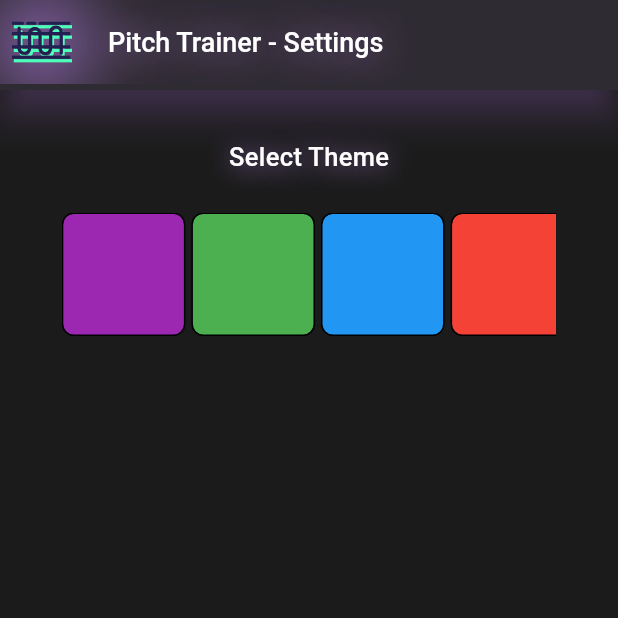
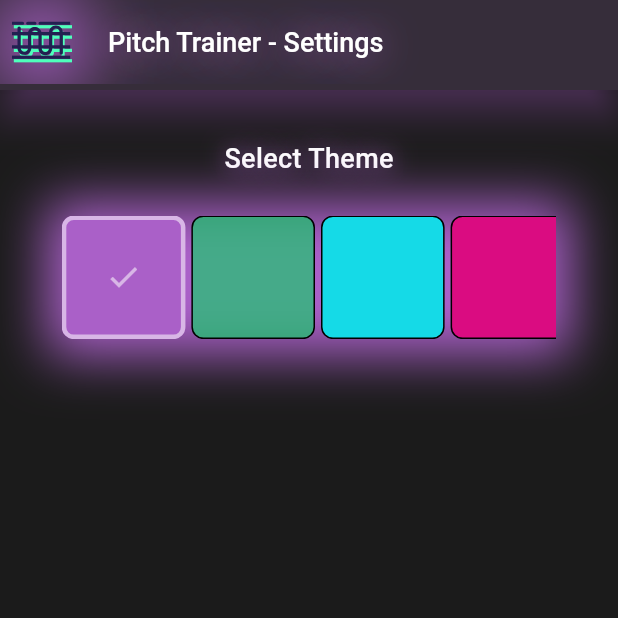
Before and after one commit to mattiolichiara/pitch_trainer, a Flutter app: the screen it shows after launch, after a tap on the "settings" icon, on a phone screen of 412 x 824 dp, the top half of it. Run offline on Flutter 3.47's test engine with Material 3 defaults, Android fonts, the phone set to English and light mode, and no system bars; our stand-ins replace flutter_bloc, flutter_svg, permission_handler, shared_preferences; missing offline and left inert: complex, flutter_audio_waveforms, linear_progress_bar, record.

Commit message:
+Theme Selection

```diff
--- a/lib/app.dart
+++ b/lib/app.dart
@@ -16,12 +16,7 @@ class MyApp extends StatelessWidget {
         builder: (context, theme) {
           return MaterialApp(
             title: 'Pitch Trainer',
-            theme: ThemeData(
-              scaffoldBackgroundColor: const Color(0xFF1B1B1B),
-              focusColor: const Color(0xFF9168B6),
-              colorScheme: ColorScheme.fromSeed(seedColor: const Color(0xFF9168B6)),
-              useMaterial3: true,
-            ),
+            theme: theme,
             home: const SoundSampling(),
           );
         },
--- a/lib/general/utils/theme_cubit.dart
+++ b/lib/general/utils/theme_cubit.dart
@@ -7,82 +7,83 @@ enum AppThemeMode {purple, green, blue, red, pink, yellow, orange}
 class ThemeCubit extends Cubit<ThemeData> {
   ThemeCubit() : super(_themes[AppThemeMode.purple]!);
 
+  static const Color purple = Color(0xFFAA60C8);
+  static const Color blue = Color(0xFF15DAE7);
+  static const Color green = Color(0xB81EC771);
+  static const Color red = Color(0xFFE52020);
+  static const Color pink = Color(0xFFDA0C81);
+  static const Color orange = Color(0xFFFF7F3E);
+  static const Color yellow = Color(0xFFFFF574);
+
   static final Map<AppThemeMode, ThemeData> _themes = {
     AppThemeMode.purple: ThemeData(
       brightness: Brightness.dark,
-      colorScheme: const ColorScheme.dark(
-        primary: Colors.purple,
-        secondary: Colors.blueAccent,
-        surface: Colors.grey,
-        onPrimary: Colors.black,
-        onSecondary: Colors.white,
-        onSurface: Colors.black,
+      colorScheme: ColorScheme.dark(
+        primary: purple,
+        secondary: Color.lerp(purple, Colors.white, 0.35)!,
+        surface: Color(0xFF1B1B1B),
+        onSurfaceVariant: Color.lerp(const Color(0xFF252428), Colors.white, 0.20)!,
+        onSurface: Colors.white,
       ),
     ),
     AppThemeMode.green: ThemeData(
       brightness: Brightness.dark,
-      colorScheme: const ColorScheme.dark(
-        primary: Colors.green,
-        secondary: Colors.deepPurple,
-        surface: Colors.grey,
-        onPrimary: Colors.white,
-        onSecondary: Colors.white,
+      colorScheme: ColorScheme.dark(
+        primary: green,
+        secondary: Color.lerp(green, Colors.white, 0.35)!,
+        surface: Color(0xFF1B1B1B),
+        onSurfaceVariant: Color.lerp(const Color(0xFF252428), Colors.white, 0.20)!,
         onSurface: Colors.white,
       ),
     ),
     AppThemeMode.blue: ThemeData(
       brightness: Brightness.dark,
-      colorScheme: const ColorScheme.dark(
-        primary: Colors.blue,
-        secondary: Colors.blueAccent,
-        surface: Colors.white,
-        onPrimary: Colors.white,
-        onSecondary: Colors.white,
-        onSurface: Colors.black,
+      colorScheme: ColorScheme.dark(
+        primary: blue,
+        secondary: Color.lerp(blue, Colors.white, 0.35)!,
+        surface: Color(0xFF1B1B1B),
+        onSurfaceVariant: Color.lerp(const Color(0xFF252428), Colors.white, 0.20)!,
+        onSurface: Colors.white,
+      ),
+    ),
+    AppThemeMode.pink: ThemeData(
+      brightness: Brightness.dark,
+      colorScheme: ColorScheme.dark(
+        primary: pink,
+        secondary: Color.lerp(pink, Colors.white, 0.35)!,
+        surface: Color(0xFF1B1B1B),
+        onSurfaceVariant: Color.lerp(const Color(0xFF252428), Colors.white, 0.20)!,
+        onSurface: Colors.white,
+      ),
+    ),
+    AppThemeMode.yellow: ThemeData(
+      brightness: Brightness.dark,
+      colorScheme: ColorScheme.dark(
+        primary: yellow,
+        secondary: Color.lerp(yellow, Colors.white, 0.35)!,
+        surface: Color(0xFF1B1B1B),
+        onSurfaceVariant: Color.lerp(const Color(0xFF252428), Colors.white, 0.20)!,
+        onSurface: Colors.white,
       ),
     ),
     AppThemeMode.red: ThemeData(
       brightness: Brightness.dark,
-      colorScheme: const ColorScheme.dark(
-        primary: Colors.red,
-        secondary: Colors.lightGreen,
-        surface: Colors.white,
-        onPrimary: Colors.white,
-        onSecondary: Colors.black,
-        onSurface: Colors.black,
-      ),
-    ),
-    AppThemeMode.pink: ThemeData(
-      brightness: Brightness.dark,
-      colorScheme: const ColorScheme.dark(
-        primary: Colors.pink,
-        secondary: Colors.redAccent,
-        surface: Colors.white,
-        onPrimary: Colors.white,
-        onSecondary: Colors.black,
-        onSurface: Colors.black,
-      ),
-    ),
-    AppThemeMode.yellow: ThemeData(
-      brightness: Brightness.dark,
-      colorScheme: const ColorScheme.dark(
-        primary: Colors.yellow,
-        secondary: Colors.pinkAccent,
-        surface: Colors.white,
-        onPrimary: Colors.white,
-        onSecondary: Colors.black,
-        onSurface: Colors.black,
+      colorScheme: ColorScheme.dark(
+        primary: red,
+        secondary: Color.lerp(red, Colors.white, 0.35)!,
+        surface: Color(0xFF1B1B1B),
+        onSurfaceVariant: Color.lerp(const Color(0xFF252428), Colors.white, 0.20)!,
+        onSurface: Colors.white,
       ),
     ),
     AppThemeMode.orange: ThemeData(
       brightness: Brightness.dark,
-      colorScheme: const ColorScheme.dark(
-        primary: Colors.orange,
-        secondary: Colors.pinkAccent,
-        surface: Colors.white,
-        onPrimary: Colors.white,
-        onSecondary: Colors.black,
-        onSurface: Colors.black,
+      colorScheme: ColorScheme.dark(
+        primary: orange,
+        secondary: Color.lerp(orange, Colors.white, 0.35)!,
+        surface: Color(0xFF1B1B1B),
+        onSurfaceVariant: Color.lerp(const Color(0xFF252428), Colors.white, 0.20)!,
+        onSurface: Colors.white,
       ),
     ),
   };
--- a/lib/general/view/settings.dart
+++ b/lib/general/view/settings.dart
@@ -14,51 +14,54 @@ class Settings extends StatefulWidget {
 class _Settings extends State<Settings> {
 
   //STYLE
-  Widget _themeTitle(size) {
+  Widget _themeTitle(size, td) {
     return SizedBox(
       width: size.width*0.8,
       child: Align(
         alignment: Alignment.center,
         child: Text(
           "Select Theme",
-          style: TextStyle(color: Colors.white, fontWeight: FontWeight.w500, fontSize: 17, shadows: [UiUtils.widgetsShadow(80, 20),],),
+          style: TextStyle(color: td.colorScheme.onSurface, fontWeight: FontWeight.w500, fontSize: 18, shadows: [UiUtils.widgetsShadow(80, 20, td)],),
         ),
       ),
     );
   }
 
-  Widget _wrapTheWrap(Size size, BuildContext context) {
-    final themeCubit = BlocProvider.of<ThemeCubit>(context);
-    final themes = themeCubit.availableThemes;
-
+  Widget _languageTitle(size, td) {
     return SizedBox(
-      width: size.width * 0.8,
-      child: SingleChildScrollView(
-        scrollDirection: Axis.horizontal,
-        child: _themeWrapper(size, themes, themeCubit),
+      width: size.width*0.8,
+      child: Align(
+        alignment: Alignment.center,
+        child: Text(
+          "Language",
+          style: TextStyle(color: td.colorScheme.onSurface, fontWeight: FontWeight.w500, fontSize: 18, shadows: [UiUtils.widgetsShadow(80, 20, td)],),
+        ),
       ),
     );
   }
 
-  Widget _themeWrapper(Size size, Map<AppThemeMode, ThemeData> themes, ThemeCubit themeCubit) {
-    return Wrap(
-      spacing: 4,
-      runSpacing: 4,
-      direction: Axis.horizontal,
-      children: _getThemeColors(size, themes, themeCubit),
+  //WIDGETS
+  Widget _languageSelection() {
+    return DropdownButton(
+      autofocus: true,
+
+      items: [],
+      onChanged: (val) {
+        return null;
+      },
     );
   }
 
-  Widget _themeSection(size) {
+  Widget _themeSection(size, td) {
     return Center(
       child: SizedBox(
         width: size.width*0.9,
         child: Column(
           children: [
             SizedBox(height: size.height*0.04,),
-            _themeTitle(size),
+            _themeTitle(size, td),
             SizedBox(height: size.height*0.03,),
-            _wrapTheWrap(size, context),
+            _wrapTheWrap(size, context, td),
             SizedBox(height: size.height*0.04,),
           ],
         ),
@@ -66,37 +69,72 @@ class _Settings extends State<Settings> {
     );
   }
 
-  //WIDGETS
-  List<Widget> _getThemeColors(Size size, Map<AppThemeMode, ThemeData> themes, ThemeCubit themeCubit) {
-    return themes.entries.map((theme) {
-      final themeData = theme.value;
-      final color = themeData.colorScheme.primary;
-
-      return GestureDetector(
-        onTap: () {
-          themeCubit.changeTheme(theme.key);
-        },
-        child: _themeBoxes(size, color),
-      );
-    }).toList();
+  Widget _themeWrapper(Size size, Map<AppThemeMode, ThemeData> themes, ThemeCubit themeCubit, td) {
+    return Wrap(
+        spacing: 4,
+        runSpacing: 4,
+        direction: Axis.horizontal,
+        children: _getThemeColors(size, themes, themeCubit, td),
+    );
   }
 
-  Widget _themeBoxes(Size size, Color color) {
+  Widget _wrapTheWrap(Size size, BuildContext context, td) {
+    ThemeCubit themeCubit = BlocProvider.of<ThemeCubit>(context);
+    Map<AppThemeMode, ThemeData> themes = themeCubit.availableThemes;
+
+    return Container(
+      decoration: BoxDecoration(
+          boxShadow: [UiUtils.widgetsShadow(10, 30, td)]
+      ),
+      width: size.width * 0.8,
+      child: SingleChildScrollView(
+        scrollDirection: Axis.horizontal,
+        child: _themeWrapper(size, themes, themeCubit, td),
+      ),
+    );
+  }
+
+  //FUNCTIONAL WIDGETS
+  Widget _themeBoxes(Size size, Color color, isSelected, td) {
     return Container(
       width: size.width * 0.2,
       height: size.height * 0.1,
       decoration: BoxDecoration(
         color: color,
         borderRadius: BorderRadius.circular(8),
-        border: Border.all(color: Colors.black, width: 1),
+        border: Border.all(
+          color: isSelected ? Colors.white54 : Colors.black,
+          width: isSelected ? 3 : 1,
+        ),
       ),
+      child: isSelected
+          ? Icon(Icons.check, color: Colors.white54)
+          : null,
     );
+  }
+
+  List<Widget> _getThemeColors(Size size, Map<AppThemeMode, ThemeData> themes, ThemeCubit themeCubit, td) {
+    return themes.entries.map((theme) {
+      ThemeData themeData = theme.value;
+      Color color = themeData.colorScheme.primary;
+      bool isSelected = themeCubit.state == themeData;
+
+      return GestureDetector(
+        onTap: () {
+          setState(() {
+            themeCubit.changeTheme(theme.key);
+          });
+        },
+        child: _themeBoxes(size, color, isSelected, td),
+      );
+    }).toList();
   }
 
   //BUILD
   @override
   Widget build(BuildContext context) {
     Size size = MediaQuery.of(context).size;
+    ThemeData td = Theme.of(context);
 
     return PopScope(
       canPop: true,
@@ -110,7 +148,7 @@ class _Settings extends State<Settings> {
         ),
         body: Column(
           children: [
-            _themeSection(size),
+            _themeSection(size, td),
           ],
         ),
       ),
--- a/lib/general/widgets/home_app_bar.dart
+++ b/lib/general/widgets/home_app_bar.dart
@@ -22,21 +22,21 @@ class HomeAppBar extends StatefulWidget implements PreferredSizeWidget {
 class _HomeAppBar extends State<HomeAppBar> {
 
   //FUNCTIONAL WIDGETS
-  Widget titleText() {
+  Widget titleText(td) {
     return Align(
       alignment: Alignment.centerLeft,
       child: Text(
         widget.title,
-        style: const TextStyle(
+        style: TextStyle(
             fontSize: 18,
-            color: Colors.white,
+            color: td.colorScheme.onSurface,
             fontWeight: FontWeight.w500,
             shadows: [
               BoxShadow(
-                color: Color(0xFF9168B6),
+                color: td.colorScheme.primary,
                 spreadRadius: 1,
                 blurRadius: 30,
-                offset: Offset(0, 1),
+                offset: const Offset(0, 1),
               )
             ]
         ),
@@ -65,12 +65,12 @@ class _HomeAppBar extends State<HomeAppBar> {
     }
   }
 
-  Widget _homeButton() {
+  Widget _homeButton(td) {
     return Container(
-      decoration: const BoxDecoration(
+      decoration: BoxDecoration(
           boxShadow: [
             BoxShadow(
-              color: Color(0xFF9168B6),
+              color: td.colorScheme.primary,
               spreadRadius: 1,
               blurRadius: 40,
               offset: Offset(0, 1),
@@ -84,17 +84,19 @@ class _HomeAppBar extends State<HomeAppBar> {
   //BUILD
   @override
   Widget build(BuildContext context) {
+    ThemeData td = Theme.of(context);
+
     return AppBar(
       automaticallyImplyLeading: false,
       backgroundColor: const Color(0xFF252525),
-      title: titleText(),
-      leading: _homeButton(),
+      title: titleText(td),
+      leading: _homeButton(td),
       actions: [
         widget.action1,
         widget.action2,
         widget.action3,
       ],
-      shadowColor: const Color(0xFF9168B6),
+      shadowColor: td.colorScheme.primary,
       elevation: 10,
     );
   }
--- a/lib/general/widgets/ui_utils.dart
+++ b/lib/general/widgets/ui_utils.dart
@@ -2,21 +2,18 @@ import 'package:flutter/material.dart';
 
 class UiUtils {
 
-  static Widget loadingStyle() {
-    Color purpleLerpy = Color.lerp(
-        const Color(0xFF9168B6), Colors.white, 0.35)!;
-
+  static Widget loadingStyle(td) {
     return Center(
       child: CircularProgressIndicator(
-        color: purpleLerpy,
+        color: td.colorScheme.secondary,
         strokeWidth: 1,
       ),
     );
   }
 
-  static BoxShadow widgetsShadow(double spreadRadius, double blurRadius) {
+  static BoxShadow widgetsShadow(double spreadRadius, double blurRadius, td) {
     return BoxShadow(
-      color: const Color(0xFF9168B6),
+      color: td.colorScheme.primary,
       spreadRadius: spreadRadius,
       blurRadius: blurRadius,
       offset: const Offset(0, 1),
--- a/lib/sampling/view/sound_sampling.dart
+++ b/lib/sampling/view/sound_sampling.dart
@@ -67,16 +67,16 @@ class _SoundSampling extends State<SoundSampling> with WidgetsBindingObserver {
   }
 
   //STYLE
-  Widget _progressBarStyle(size) {
+  Widget _progressBarStyle(size, td) {
     return Center(
       child: Container(
         width: 10,
         height: size.height * 0.0035,
-        decoration: const BoxDecoration(
-            color: Colors.white,
+        decoration: BoxDecoration(
+            color: td.colorScheme.onSurface,
             boxShadow: [
               BoxShadow(
-                color: Colors.white,
+                color: td.colorScheme.onSurface,
                 spreadRadius: 1,
                 blurRadius: 15,
                 offset: Offset(0, 1),
@@ -87,23 +87,22 @@ class _SoundSampling extends State<SoundSampling> with WidgetsBindingObserver {
     );
   }
 
-  Widget _instrumentIcon(size) {
+  Widget _instrumentIcon(size, td) {
     return SvgPicture.asset(
       _selectedInstrument,
       height: size.height * 0.03,
       width: size.width * 0.03,
-      colorFilter: const ColorFilter.mode(Colors.white, BlendMode.srcIn),
+      colorFilter: ColorFilter.mode(td.colorScheme.onSurface, BlendMode.srcIn),
     );
   }
 
-  Widget _enabledRecordingButton(size) {
+  Widget _enabledRecordingButton(size, td) {
     return IconButton(
       icon: SvgPicture.asset(
         "assets/icons/microphone-svgrepo-com.svg",
         height: size.height * 0.04,
         width: size.width * 0.04,
-        colorFilter:
-        const ColorFilter.mode(Colors.white, BlendMode.srcIn),
+        colorFilter: ColorFilter.mode(td.colorScheme.onSurface, BlendMode.srcIn),
       ),
       onPressed: () {
         Recorder.pauseRecording(_recorder, _resetPitchValues);
@@ -111,14 +110,13 @@ class _SoundSampling extends State<SoundSampling> with WidgetsBindingObserver {
     );
   }
 
-  Widget _disabledRecordingButton(size) {
+  Widget _disabledRecordingButton(size, td) {
     return IconButton(
       icon: SvgPicture.asset(
         "assets/icons/microphone-slash-svgrepo-com.svg",
         height: size.height * 0.04,
         width: size.width * 0.04,
-        colorFilter:
-        const ColorFilter.mode(Colors.white, BlendMode.srcIn),
+        colorFilter: ColorFilter.mode(td.colorScheme.onSurface, BlendMode.srcIn),
       ),
       onPressed: () {
         Recorder.resumeRecording(_recorder, _setRecordingState);
@@ -127,10 +125,10 @@ class _SoundSampling extends State<SoundSampling> with WidgetsBindingObserver {
   }
 
   //WIDGETS
-  Widget _mainCard(size) {
+  Widget _mainCard(size, td) {
     return Card.outlined(
-      shadowColor: const Color(0xFF9168B6),
-      color: const Color(0xFF252525),
+      shadowColor: td.colorScheme.primary,
+      color: td.colorScheme.surface,
       child: Center(
         child: SizedBox(
           height: size.height * 0.85,
@@ -139,9 +137,9 @@ class _SoundSampling extends State<SoundSampling> with WidgetsBindingObserver {
             mainAxisAlignment: MainAxisAlignment.center,
             crossAxisAlignment: CrossAxisAlignment.center,
             children: [
-              _noteLabel(size),
-              _frequencyBar(size),
-              _soundWave(size),
+              _noteLabel(size, td),
+              _frequencyBar(size, td),
+              _soundWave(size, td),
             ],
           ),
         ),
@@ -149,53 +147,50 @@ class _SoundSampling extends State<SoundSampling> with WidgetsBindingObserver {
     );
   }
 
-  Widget _instruments(size) {
+  Widget _instruments(size, td) {
     return IconButton(
-      icon: _instrumentIcon(size),
+      icon: _instrumentIcon(size, td),
       onPressed: _onPressedInstruments,
     );
   }
 
-  Widget _settings(size) {
+  Widget _settings(size, td) {
     return IconButton(
-      icon: Icon(Icons.settings_outlined, color: Colors.white, size: size.height*0.03,),
+      icon: Icon(Icons.settings_outlined, color: td.colorScheme.onSurface, size: size.height*0.03,),
       onPressed: _onPressedSettings,
     );
   }
 
-  Widget _accuracyBar(size) {
-    //Color purpleLerpy = Color.lerp(const Color(0xFF9168B6), Colors.white, 0.65)!;
-    Color greyLerpy = Color.lerp(const Color(0xFF252428), Colors.white, 0.20)!;
+  Widget _accuracyBar(size, ThemeData td) {
 
     int currentStep = ((_accuracy + 100) / 200 * 100).round();
 
     return Container(
       decoration: BoxDecoration(
-        color: greyLerpy,
+        color: td.colorScheme.primary,
         borderRadius: BorderRadius.circular(10),
       ),
       child: Stack(
         children: [
-          _progressBar(size, currentStep, greyLerpy),
-          _progressBarStyle(size),
+          _progressBar(size, currentStep, td),
+          _progressBarStyle(size, td),
         ],
       ),
     );
   }
 
-  Widget _soundWave(size) {
-    Color waveColor = const Color(0xFF9168B6);
+  Widget _soundWave(size, td) {
 
     return Container(
       decoration: BoxDecoration(
         boxShadow: [
-          UiUtils.widgetsShadow(1, 45)
+          UiUtils.widgetsShadow(1, 45, td)
         ],
       ),
       child: CurvedPolygonWaveform(
         strokeWidth: 0.6,
         style: PaintingStyle.stroke,
-        activeColor: Color.lerp(waveColor, Colors.white, 0.35)!,
+        activeColor: td.colorScheme.secondary,
         inactiveColor: const Color(0xFF252428),
         samples: _samples,
         height: size.height * 0.035,
@@ -207,32 +202,32 @@ class _SoundSampling extends State<SoundSampling> with WidgetsBindingObserver {
     );
   }
 
-  Widget _noteLabel(size) {
+  Widget _noteLabel(size, td) {
     return Center(
         child: _isPermissionAllowed == true
             ? Text(
           "$_selectedNote$_selectedOctave",
           style: TextStyle(
-            color: Colors.white,
+            color: td.colorScheme.onSurface,
             fontSize: size.width * 0.35,
             shadows: [
-              UiUtils.widgetsShadow(80, 20),
+              UiUtils.widgetsShadow(80, 20, td),
             ],
           ),
         )
             : Text(
           "Allow Microphone Access To Use The App",
           style: TextStyle(
-            color: Colors.white,
+            color: td.colorScheme.onSurface,
             fontSize: size.width * 0.04,
             shadows: [
-              UiUtils.widgetsShadow(80, 20),
+              UiUtils.widgetsShadow(80, 20, td),
             ],
           ),
         ));
   }
 
-  Widget _frequencyBar(size) {
+  Widget _frequencyBar(size, td) {
     return Row(
       mainAxisAlignment: MainAxisAlignment.center,
       crossAxisAlignment: CrossAxisAlignment.center,
@@ -242,10 +237,10 @@ class _SoundSampling extends State<SoundSampling> with WidgetsBindingObserver {
               ? "${_selectedFrequency.toStringAsFixed(2)} HZ"
               : "",
           style: TextStyle(
-            color: Colors.white,
+            color: td.colorScheme.onSurface,
             fontSize: size.width * 0.038,
             shadows: [
-              UiUtils.widgetsShadow(80, 20),
+              UiUtils.widgetsShadow(80, 20, td),
             ],
           ),
         ),
@@ -254,10 +249,10 @@ class _SoundSampling extends State<SoundSampling> with WidgetsBindingObserver {
               ? "            ${_accuracy.toStringAsFixed(2)}"
               : "",
           style: TextStyle(
-            color: Colors.white,
+            color: td.colorScheme.onSurface,
             fontSize: size.width * 0.038,
             shadows: [
-              UiUtils.widgetsShadow(80, 20),
+              UiUtils.widgetsShadow(80, 20, td),
             ],
           ),
         ),
@@ -265,25 +260,25 @@ class _SoundSampling extends State<SoundSampling> with WidgetsBindingObserver {
     );
   }
 
-  Widget _startStopRecording(size) {
+  Widget _startStopRecording(size, td) {
     Widget action;
 
     (_isRecording == true)
-        ? action = _enabledRecordingButton(size)
-        : action = _disabledRecordingButton(size);
+        ? action = _enabledRecordingButton(size, td)
+        : action = _disabledRecordingButton(size, td);
 
     return action;
   }
 
-  Widget _progressBar(size, currentStep, greyLerpy) {
+  Widget _progressBar(size, currentStep, td) {
     return LinearProgressBar(
       maxSteps: 100,
       progressType: LinearProgressBar.progressTypeLinear,
       currentStep: currentStep.clamp(0, 100),
-      progressColor: Colors.white,
-      backgroundColor: greyLerpy,
+      progressColor: td.colorScheme.onSurface,
+      backgroundColor: td.colorScheme.onSurfaceVariant,
       dotsAxis: Axis.horizontal,
-      valueColor: const AlwaysStoppedAnimation<Color>(Colors.white),
+      valueColor: AlwaysStoppedAnimation<Color>(td.colorScheme.onSurface),
       semanticsLabel: "Label",
       semanticsValue: "Value",
       minHeight: size.height * 0.0035,
@@ -386,6 +381,7 @@ class _SoundSampling extends State<SoundSampling> with WidgetsBindingObserver {
   @override
   Widget build(BuildContext context) {
     Size size = MediaQuery.of(context).size;
+    ThemeData td = Theme.of(context);
 
     return PopScope(
       canPop: false,
@@ -394,16 +390,16 @@ class _SoundSampling extends State<SoundSampling> with WidgetsBindingObserver {
         appBar: HomeAppBar(
           title: 'Pitch Trainer',
           isHome: true,
-          action1: _startStopRecording(size),
-          action2: _isLoading ? UiUtils.loadingStyle() : _instruments(size),
-          action3: _settings(size),
+          action1: _startStopRecording(size, td),
+          action2: _isLoading ? UiUtils.loadingStyle(td) : _instruments(size, td),
+          action3: _settings(size, td),
         ),
         body: Column(
           children: [
             SizedBox(
               height: size.height * 0.001,
             ),
-            _isRecording? _accuracyBar(size) : Container(),
+            _isRecording? _accuracyBar(size, td) : Container(),
             Expanded(
               child: Center(
                 child: Container(
@@ -411,10 +407,10 @@ class _SoundSampling extends State<SoundSampling> with WidgetsBindingObserver {
                   width: size.width * 0.9,
                   decoration: BoxDecoration(
                     boxShadow: [
-                      UiUtils.widgetsShadow(2, 20),
+                      UiUtils.widgetsShadow(2, 20, td),
                     ],
                   ),
-                  child: _mainCard(size),
+                  child: _mainCard(size, td),
                 ),
               ),
             ),
```
Also changed, not shown: lib/sampling/view/sampling_type.dart (+20 -22 lines), lib/sampling/widgets/instrument_card.dart (+16 -15 lines), lib/sampling/widgets/instrument_expansion_tile.dart (+8 -9 lines).
